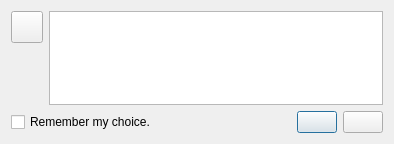
The window that GCXMLGenerator/forms/gcmessagedialog.ui (goblincoding/xmlmill) describes before a commit, drawn with Qt 5.
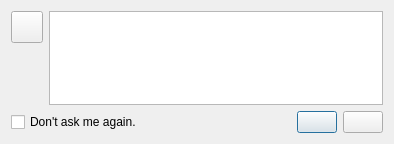
The same window after the commit. Icons and pictures are not drawn.

What changed in the file:
```diff
--- a/GCXMLGenerator/forms/gcmessagedialog.ui
+++ b/GCXMLGenerator/forms/gcmessagedialog.ui
@@ -94,7 +94,7 @@
      <item>
       <widget class="QCheckBox" name="checkBox">
        <property name="text">
-        <string>Remember my choice.</string>
+        <string>Don't ask me again.</string>
        </property>
       </widget>
      </item>
```
